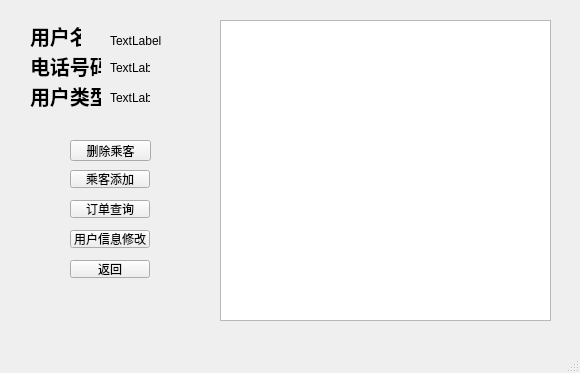
Before: the Qt Designer form 8_20/my.ui in shitBob/keshe, drawn with Qt 5.
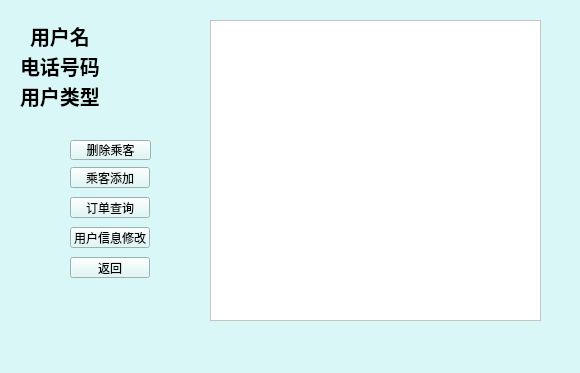
After: the same form once the commit is applied. Icons and pictures are not drawn.

```diff
--- a/8_20/my.ui
+++ b/8_20/my.ui
@@ -11,44 +11,27 @@
    </rect>
   </property>
   <property name="windowTitle">
-   <string>MainWindow</string>
+   <string>用户首页</string>
+  </property>
+  <property name="windowIcon">
+   <iconset theme="QIcon::ThemeIcon::AddressBookNew"/>
+  </property>
+  <property name="styleSheet">
+   <string notr="true">background-color: rgb(217, 247, 246);</string>
   </property>
   <widget class="QWidget" name="centralwidget">
-   <widget class="QLabel" name="label_4">
-    <property name="geometry">
-     <rect>
-      <x>110</x>
-      <y>30</y>
-      <width>71</width>
-      <height>21</height>
-     </rect>
-    </property>
-    <property name="text">
-     <string>TextLabel</string>
-    </property>
-   </widget>
-   <widget class="QLabel" name="label_5">
-    <property name="geometry">
-     <rect>
-      <x>110</x>
-      <y>60</y>
-      <width>40</width>
-      <height>16</height>
-     </rect>
-    </property>
-    <property name="text">
-     <string>TextLabel</string>
-    </property>
-   </widget>
    <widget class="QTableView" name="PassengerView">
     <property name="geometry">
      <rect>
-      <x>220</x>
+      <x>210</x>
       <y>20</y>
       <width>331</width>
       <height>301</height>
      </rect>
     </property>
+    <property name="styleSheet">
+     <string notr="true">background-color: rgb(255, 255, 255);</string>
+    </property>
     <attribute name="horizontalHeaderCascadingSectionResizes">
      <bool>false</bool>
     </attribute>
@@ -58,7 +41,7 @@
      <rect>
       <x>30</x>
       <y>20</y>
-      <width>51</width>
+      <width>71</width>
       <height>31</height>
      </rect>
     </property>
@@ -77,9 +60,9 @@
     <property name="geometry">
      <rect>
       <x>70</x>
-      <y>260</y>
+      <y>257</y>
       <width>80</width>
-      <height>18</height>
+      <height>21</height>
      </rect>
     </property>
     <property name="text">
@@ -90,9 +73,9 @@
     <property name="geometry">
      <rect>
       <x>70</x>
-      <y>170</y>
+      <y>167</y>
       <width>80</width>
-      <height>18</height>
+      <height>21</height>
      </rect>
     </property>
     <property name="text">
@@ -105,7 +88,7 @@
       <x>70</x>
       <y>140</y>
       <width>81</width>
-      <height>21</height>
+      <height>20</height>
      </rect>
     </property>
     <property name="text">
@@ -115,9 +98,9 @@
    <widget class="QLabel" name="label_2">
     <property name="geometry">
      <rect>
-      <x>30</x>
+      <x>20</x>
       <y>50</y>
-      <width>71</width>
+      <width>81</width>
       <height>31</height>
      </rect>
     </property>
@@ -132,26 +115,13 @@
      <string>电话号码</string>
     </property>
    </widget>
-   <widget class="QLabel" name="label_6">
-    <property name="geometry">
-     <rect>
-      <x>110</x>
-      <y>90</y>
-      <width>40</width>
-      <height>16</height>
-     </rect>
-    </property>
-    <property name="text">
-     <string>TextLabel</string>
-    </property>
-   </widget>
    <widget class="QPushButton" name="query">
     <property name="geometry">
      <rect>
       <x>70</x>
-      <y>200</y>
+      <y>197</y>
       <width>80</width>
-      <height>18</height>
+      <height>21</height>
      </rect>
     </property>
     <property name="text">
@@ -162,9 +132,9 @@
     <property name="geometry">
      <rect>
       <x>70</x>
-      <y>230</y>
+      <y>227</y>
       <width>80</width>
-      <height>18</height>
+      <height>21</height>
      </rect>
     </property>
     <property name="text">
@@ -174,9 +144,9 @@
    <widget class="QLabel" name="label_3">
     <property name="geometry">
      <rect>
-      <x>30</x>
+      <x>20</x>
       <y>80</y>
-      <width>71</width>
+      <width>81</width>
       <height>31</height>
      </rect>
     </property>
```
Left out of the diff: 2 changed lines with no effect on the pictures.
